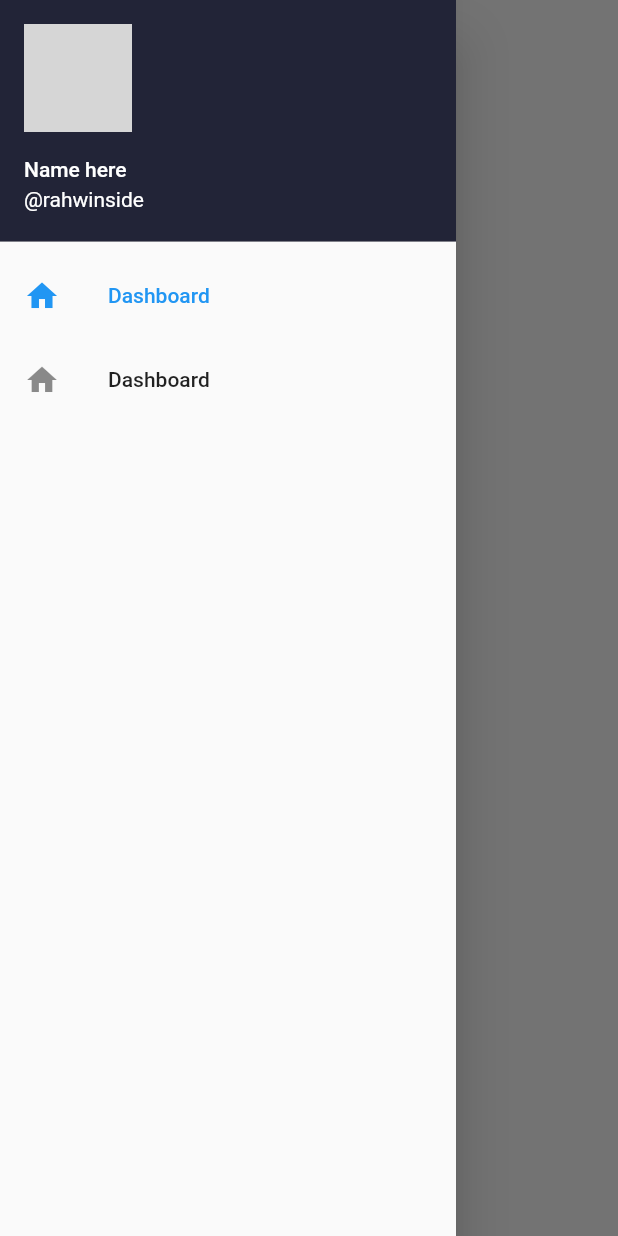
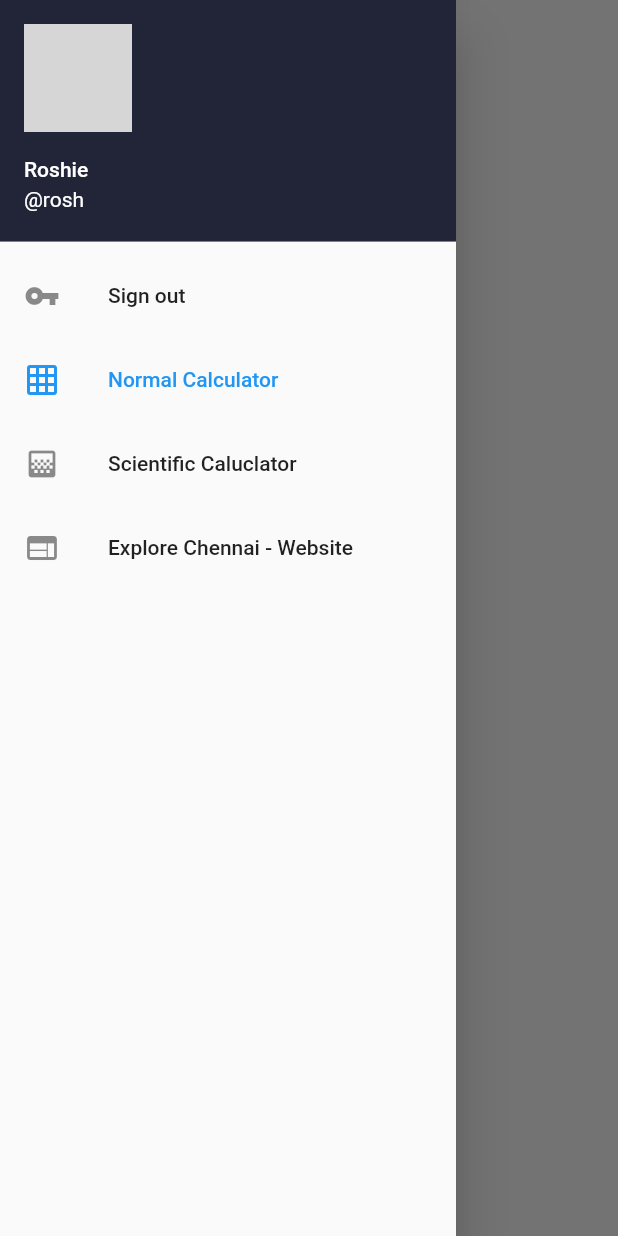
Before and after one commit to roshie/cal-c-way, a Flutter app: the HomeScreen screen opened directly, with the side drawer open, on a phone screen of 412 x 824 dp. Run offline on Flutter 3.47's test engine with Material 2 defaults, Android fonts, the phone set to English and light mode, and no system bars; our stand-ins replace toast, webview_flutter; network calls fail; Roboto replaces fonts that are missing (Poppins); grey boxes are pictures that could not be loaded.

Commit message:
Layouts completed

```diff
--- a/lib/drawer.dart
+++ b/lib/drawer.dart
@@ -1,4 +1,5 @@
 import 'package:flutter/material.dart';
+import 'package:flutter_new_app/webview.dart';
 import 'scientificcalc.dart';
 import 'normalcalc.dart';
 
@@ -12,8 +13,10 @@ class DrawerItem {
 class HomeScreen extends StatefulWidget {
 
   var drawerItems = [
-    new DrawerItem("Dashboard", Icons.home),
-    new DrawerItem("Dashboard", Icons.home),
+    new DrawerItem("Sign out", Icons.vpn_key),
+    new DrawerItem("Normal Calculator", Icons.grid_on),
+    new DrawerItem("Scientific Caluclator", Icons.gradient),
+    new DrawerItem("Explore Chennai - Website", Icons.web),
   ];
 
   @override
@@ -26,15 +29,28 @@ class HomeScreenState extends State<HomeScreen> {
   BuildContext _ctx;
   final scaffoldKey = new GlobalKey<ScaffoldState>();
 
-  int _selectedDrawerIndex = 0;
+  int _selectedDrawerIndex = 1;
+
+  Exit() {
+    Navigator.pop(context);
+  }
 
   _getDrawerItemWidget(int pos) {
     switch (pos) {
       case 0:
+        return Exit(); // enter normal calculator class here
+        break;
+      case 1:
         return normalCalculator(); // enter normal calculator class here
         break;
+      case 2:
+        return scientificCalculator(); // enter normal calculator class here
+        break;
+      case 3:
+        return WebViewDemo(); // enter normal calculator class here
+        break;
       default:
-        return scientificCalculator(); // enter scientific calculator class here
+        return normalCalculator(); // enter scientific calculator class here
         break;
     }
   }
@@ -79,8 +95,8 @@ class HomeScreenState extends State<HomeScreen> {
           child: new Column(
             children: <Widget>[
               new UserAccountsDrawerHeader(
-                accountName: new Text("Name here"),
-                accountEmail: new Text("@rahwinside"),
+                accountName: new Text("Roshie"),
+                accountEmail: new Text("@rosh"),
                 currentAccountPicture: CircleAvatar(
                   radius: 60.0,
                   backgroundColor: const Color(0xFF778899),
```
Also changed, not shown: lib/main.dart (+5 -33 lines), lib/webview.dart (added, +49 -0 lines).
